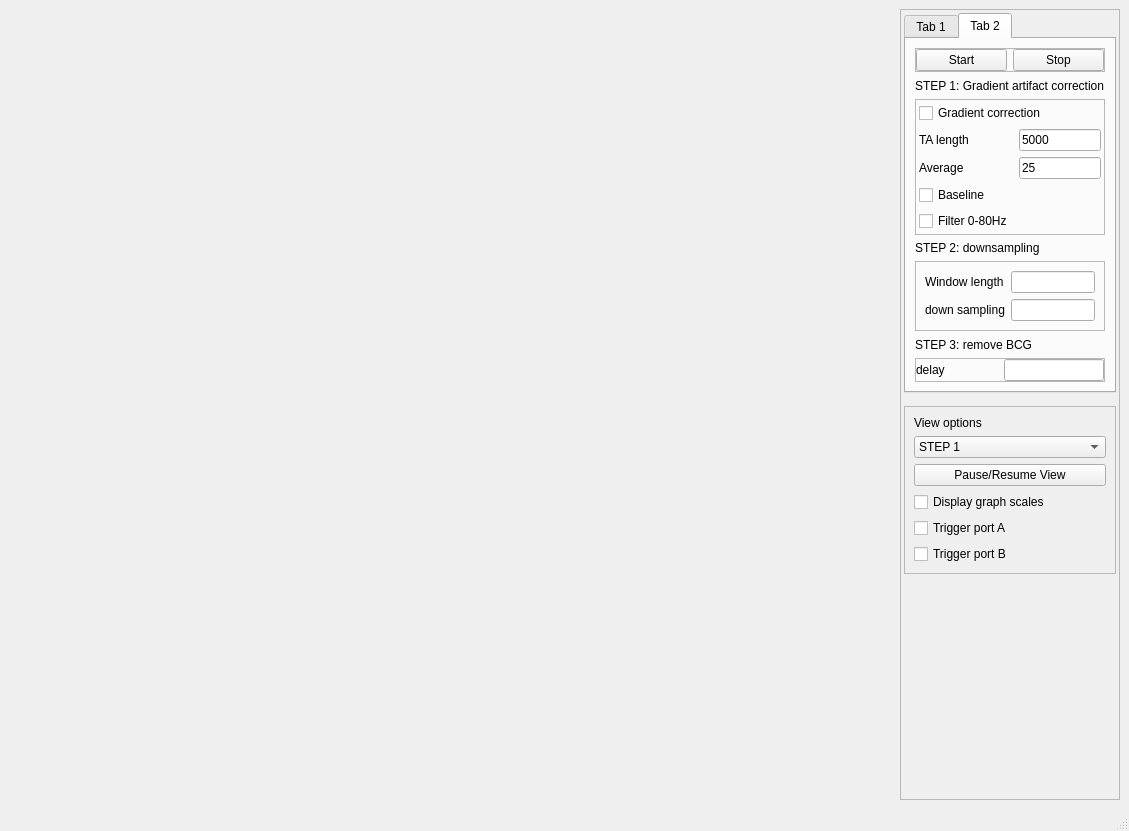
Qt form UI/eegwindow.ui (VeikkaLeppanen/Real_Time_EEG) before a commit.
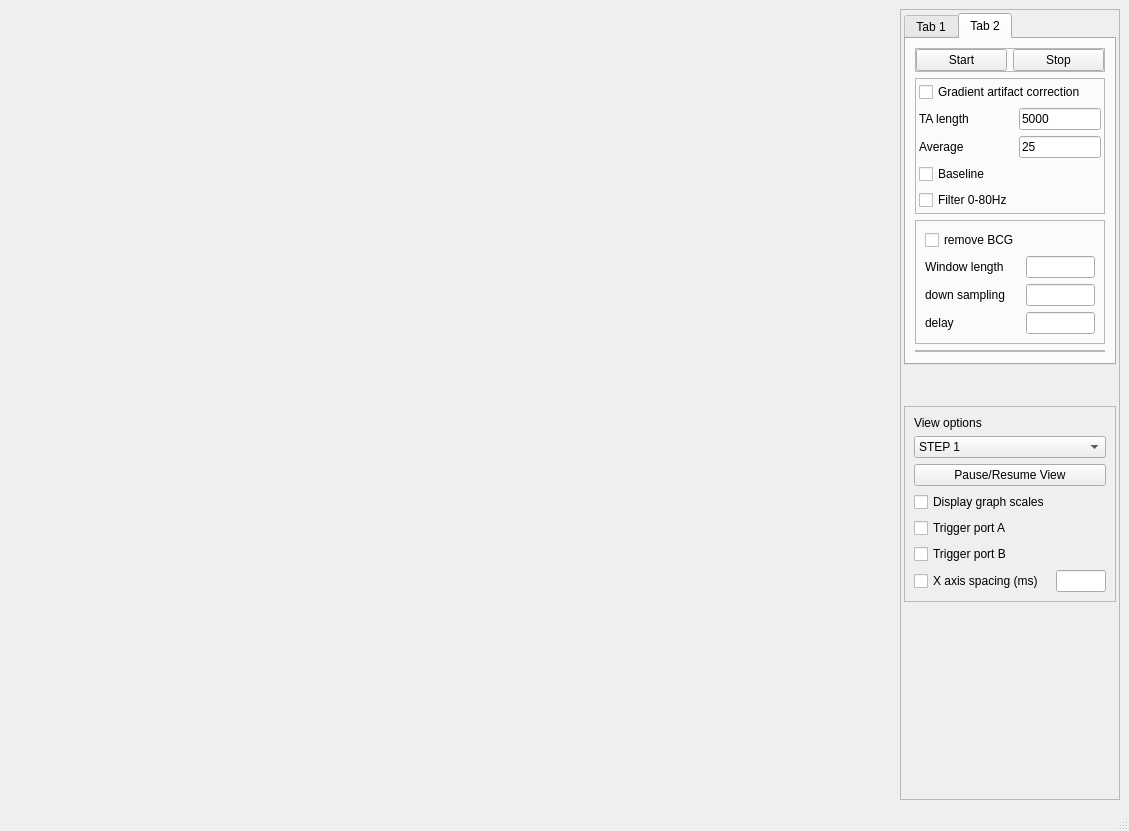
The same form after that commit. The open tabs and pages were chosen to show the change. Custom widgets are drawn as their Qt base class.

Diff of the .ui file:
```diff
--- a/UI/eegwindow.ui
+++ b/UI/eegwindow.ui
@@ -333,13 +333,6 @@
              </layout>
             </widget>
            </item>
-           <item>
-            <widget class="QLabel" name="label_3">
-             <property name="text">
-              <string>STEP 1: Gradient artifact correction</string>
-             </property>
-            </widget>
-           </item>
            <item alignment="Qt::AlignTop">
             <widget class="QFrame" name="frame_3">
              <property name="frameShape">
@@ -378,7 +371,7 @@
               <item row="4" column="0" colspan="2">
                <widget class="QCheckBox" name="checkBox_GA">
                 <property name="text">
-                 <string>Gradient correction</string>
+                 <string>Gradient artifact correction</string>
                 </property>
                </widget>
               </item>
@@ -413,13 +406,6 @@
              </layout>
             </widget>
            </item>
-           <item>
-            <widget class="QLabel" name="label_9">
-             <property name="text">
-              <string>STEP 2: downsampling</string>
-             </property>
-            </widget>
-           </item>
            <item>
             <widget class="QFrame" name="frame_9">
              <property name="frameShape">
@@ -429,24 +415,14 @@
               <enum>QFrame::Raised</enum>
              </property>
              <layout class="QGridLayout" name="gridLayout_4">
-              <item row="3" column="2">
-               <widget class="QLineEdit" name="downsampling">
-                <property name="maximumSize">
-                 <size>
-                  <width>100</width>
-                  <height>16777215</height>
-                 </size>
-                </property>
-               </widget>
-              </item>
-              <item row="3" column="0">
+              <item row="4" column="0">
                <widget class="QLabel" name="label_13">
                 <property name="text">
                  <string>down sampling</string>
                 </property>
                </widget>
               </item>
-              <item row="0" column="2">
+              <item row="1" column="2">
                <widget class="QLineEdit" name="numberOfSamples">
                 <property name="maximumSize">
                  <size>
@@ -462,23 +438,50 @@
                 </property>
                </widget>
               </item>
-              <item row="0" column="0">
+              <item row="4" column="2">
+               <widget class="QLineEdit" name="downsampling">
+                <property name="maximumSize">
+                 <size>
+                  <width>100</width>
+                  <height>16777215</height>
+                 </size>
+                </property>
+               </widget>
+              </item>
+              <item row="1" column="0">
                <widget class="QLabel" name="label_17">
                 <property name="text">
                  <string>Window length</string>
                 </property>
                </widget>
               </item>
+              <item row="5" column="0">
+               <widget class="QLabel" name="label_11">
+                <property name="text">
+                 <string>delay</string>
+                </property>
+               </widget>
+              </item>
+              <item row="5" column="2">
+               <widget class="QLineEdit" name="delay">
+                <property name="maximumSize">
+                 <size>
+                  <width>100</width>
+                  <height>16777215</height>
+                 </size>
+                </property>
+               </widget>
+              </item>
+              <item row="0" column="0">
+               <widget class="QCheckBox" name="checkBox_removeBCG">
+                <property name="text">
+                 <string>remove BCG</string>
+                </property>
+               </widget>
+              </item>
              </layout>
             </widget>
            </item>
-           <item>
-            <widget class="QLabel" name="label_12">
-             <property name="text">
-              <string>STEP 3: remove BCG</string>
-             </property>
-            </widget>
-           </item>
            <item alignment="Qt::AlignTop">
             <widget class="QFrame" name="frame_8">
              <property name="maximumSize">
@@ -506,23 +509,6 @@
               <property name="bottomMargin">
                <number>0</number>
               </property>
-              <item row="4" column="1">
-               <widget class="QLineEdit" name="delay">
-                <property name="maximumSize">
-                 <size>
-                  <width>100</width>
-                  <height>16777215</height>
-                 </size>
-                </property>
-               </widget>
-              </item>
-              <item row="4" column="0">
-               <widget class="QLabel" name="label_11">
-                <property name="text">
-                 <string>delay</string>
-                </property>
-               </widget>
-              </item>
              </layout>
             </widget>
            </item>
@@ -538,15 +524,53 @@
          <property name="frameShadow">
           <enum>QFrame::Raised</enum>
          </property>
-         <layout class="QVBoxLayout" name="verticalLayout_4">
-          <item alignment="Qt::AlignTop">
+         <layout class="QGridLayout" name="gridLayout_7">
+          <item row="4" column="0">
+           <widget class="QCheckBox" name="checkBox_triggers_A">
+            <property name="text">
+             <string>Trigger port A</string>
+            </property>
+           </widget>
+          </item>
+          <item row="0" column="0">
            <widget class="QLabel" name="label_5">
             <property name="text">
              <string>View options</string>
             </property>
            </widget>
           </item>
-          <item>
+          <item row="5" column="0">
+           <widget class="QCheckBox" name="checkBox_triggers_B">
+            <property name="text">
+             <string>Trigger port B</string>
+            </property>
+           </widget>
+          </item>
+          <item row="3" column="0">
+           <widget class="QCheckBox" name="checkBox">
+            <property name="text">
+             <string>Display graph scales</string>
+            </property>
+           </widget>
+          </item>
+          <item row="6" column="0">
+           <widget class="QCheckBox" name="checkBox_Xaxis">
+            <property name="text">
+             <string>X axis spacing (ms)</string>
+            </property>
+           </widget>
+          </item>
+          <item row="6" column="1">
+           <widget class="QLineEdit" name="lineEdit_XaxisSpacing"/>
+          </item>
+          <item row="2" column="0" colspan="2">
+           <widget class="QPushButton" name="pushButton_pauseView">
+            <property name="text">
+             <string>Pause/Resume View</string>
+            </property>
+           </widget>
+          </item>
+          <item row="1" column="0" colspan="2">
            <widget class="QComboBox" name="comboBox_view">
             <item>
              <property name="text">
@@ -565,34 +589,6 @@
             </item>
            </widget>
           </item>
-          <item>
-           <widget class="QPushButton" name="pushButton_pauseView">
-            <property name="text">
-             <string>Pause/Resume View</string>
-            </property>
-           </widget>
-          </item>
-          <item>
-           <widget class="QCheckBox" name="checkBox">
-            <property name="text">
-             <string>Display graph scales</string>
-            </property>
-           </widget>
-          </item>
-          <item>
-           <widget class="QCheckBox" name="checkBox_triggers_A">
-            <property name="text">
-             <string>Trigger port A</string>
-            </property>
-           </widget>
-          </item>
-          <item>
-           <widget class="QCheckBox" name="checkBox_triggers_B">
-            <property name="text">
-             <string>Trigger port B</string>
-            </property>
-           </widget>
-          </item>
          </layout>
         </widget>
        </item>
```
